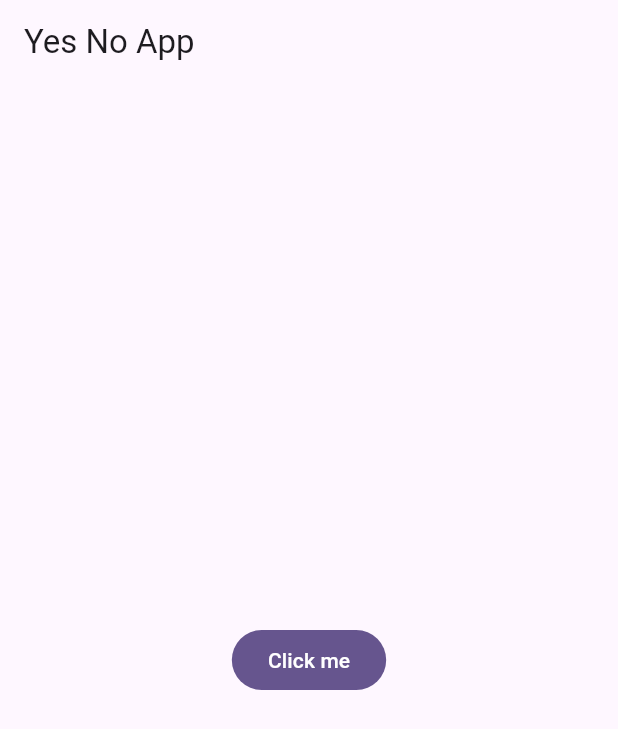
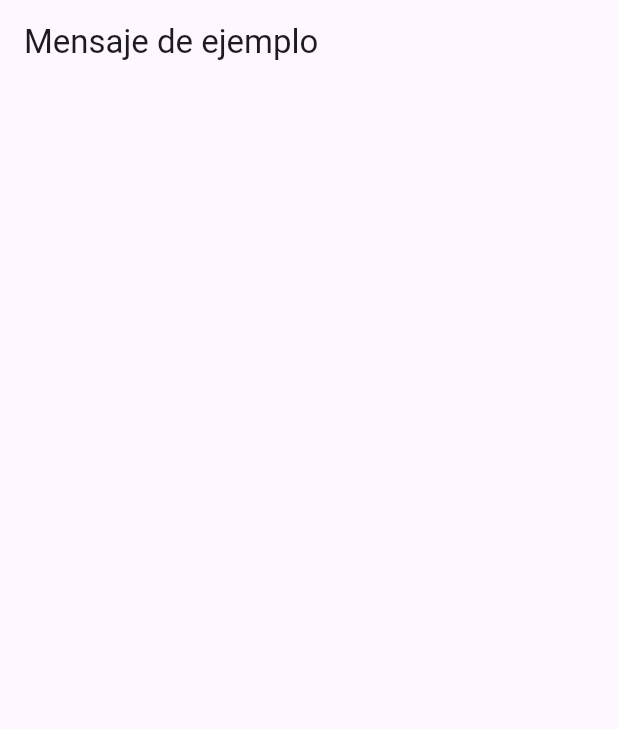
Before and after one commit to andreaqm0/yes_no_app, a Flutter app: the screen it shows after launch, on a phone screen of 412 x 824 dp. Shown: the top 729 px of the screen. Run offline on Flutter 3.47's test engine with Material 2 defaults, Android fonts, the phone set to English and light mode, and no system bars.

Commit message:
ChatScreen

```diff
--- a/lib/main.dart
+++ b/lib/main.dart
@@ -1,5 +1,6 @@
 import 'package:flutter/material.dart';
 import 'package:yes_no_app/config/theme/theme_app.dart';
+import 'package:yes_no_app/presentation/chat/chat_screen.dart';
 
 void main() => runApp(const MyApp());
 
@@ -9,17 +10,9 @@ class MyApp extends StatelessWidget {
   @override
   Widget build(BuildContext context) {
     return MaterialApp(
-      title: 'Yes No App',
-      debugShowCheckedModeBanner: false,
-      theme: AppTheme(selectedColor: 0).theme(),
-      home: Scaffold(
-        appBar: AppBar(
-          title: const Text('Yes No App'),
-        ),
-        body: Center(
-          child: FilledButton(onPressed: () {}, child: const Text('Click me')),
-        ),
-      ),
-    );
+        title: 'Yes No App',
+        debugShowCheckedModeBanner: false,
+        theme: AppTheme(selectedColor: 0).theme(),
+        home: const ChatScreen());
   }
 }
--- /dev/null
+++ b/lib/presentation/chat/chat_screen.dart
@@ -0,0 +1,14 @@
+import 'package:flutter/material.dart';
+
+class ChatScreen extends StatelessWidget {
+  const ChatScreen({super.key});
+
+  @override
+  Widget build(BuildContext context) {
+    return Scaffold(
+      appBar: AppBar(
+        title: const Text('Mensaje de ejemplo'),
+      ),
+    );
+  }
+}
```
